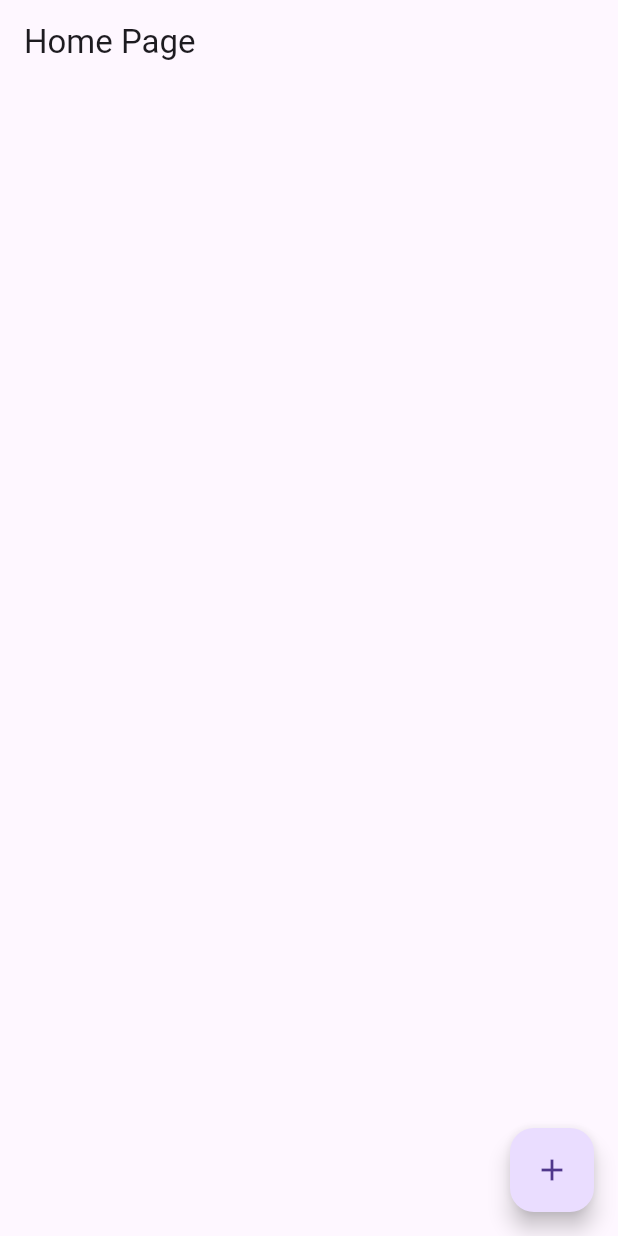
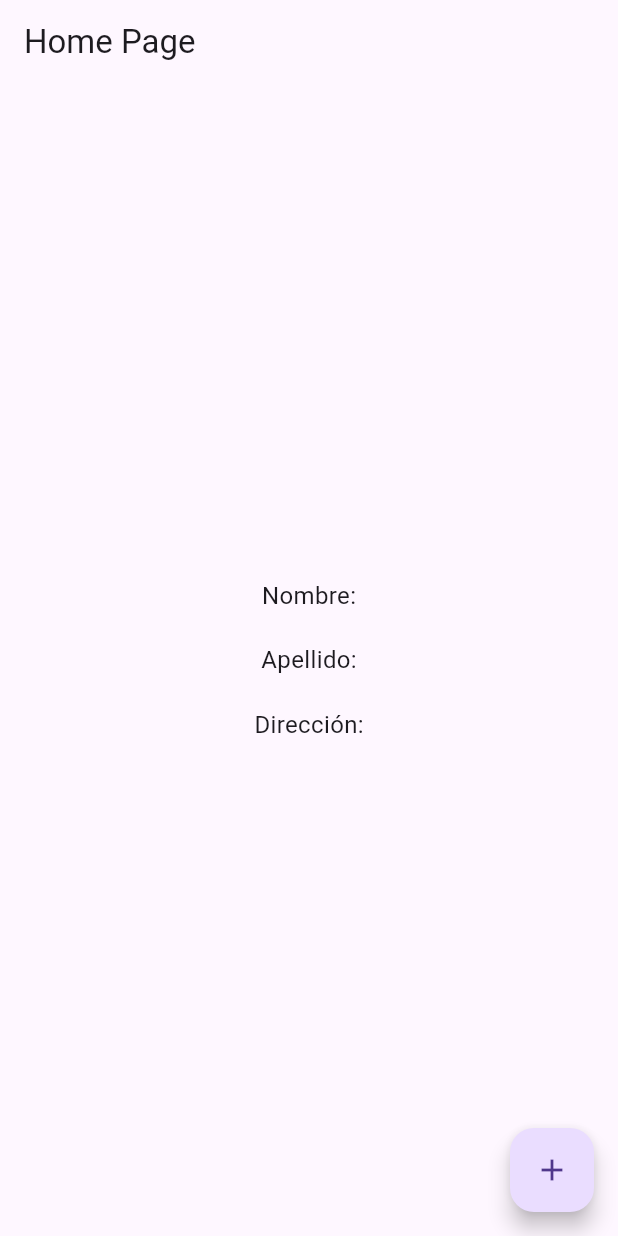
Before and after one commit to KeingCasabona/Tecsup-semana13-flutter_codigo_state, a Flutter app: the screen it shows after launch, on a phone screen of 412 x 824 dp. Run offline on Flutter 3.47's test engine with Material 3 defaults, Android fonts, the phone set to English and light mode, and no system bars.

Commit message:
feat: Structuring our project 2

```diff
--- a/lib/pages/home_page.dart
+++ b/lib/pages/home_page.dart
@@ -18,6 +18,26 @@ class HomePage extends StatelessWidget {
         appBar: AppBar(
           title: const Text('Home Page'),
         ),
-    );
+        body: Center(
+          child: Column(
+            mainAxisAlignment: MainAxisAlignment.center,
+            children: [
+              Text(
+                'Nombre:',
+                style: TextStyle(fontSize: 16),
+              ),
+              SizedBox(height: 20),
+              Text(
+                'Apellido:',
+                style: TextStyle(fontSize: 16),
+              ),
+              SizedBox(height: 20),
+              Text(
+                'Dirección:',
+                style: TextStyle(fontSize: 16),
+              ),
+            ],
+          ),
+        ));
   }
 }
```
Also changed, not shown: lib/models/person_model.dart (added, +11 -0 lines). Lines whose indentation alone changed are shown as unchanged.
